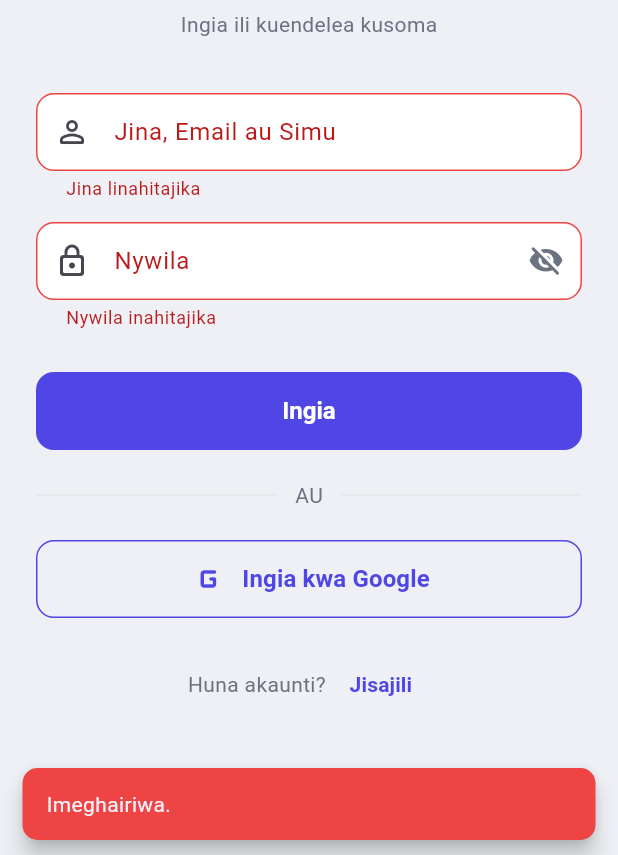
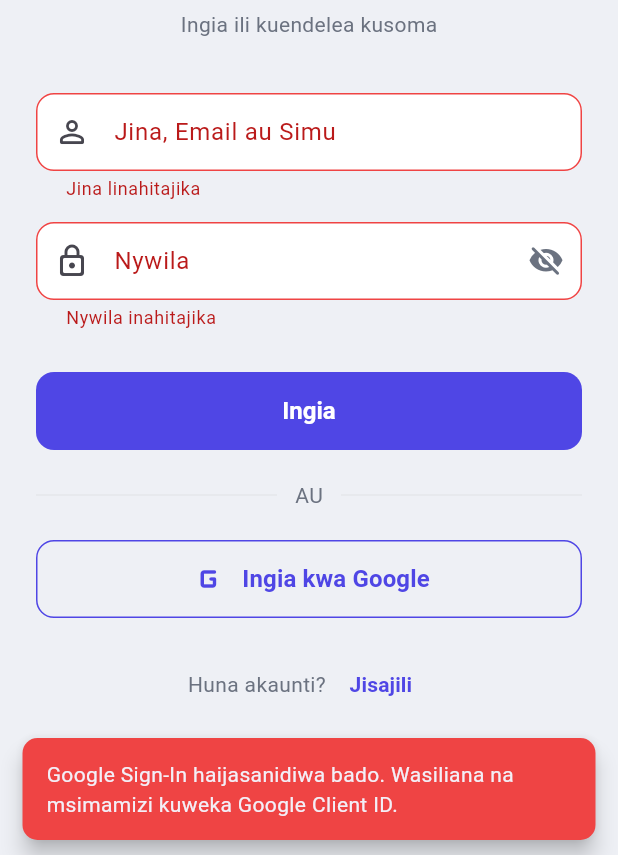
Before and after one commit to AdminSamwel/book_platform_project, a Flutter app: the screen it shows after launch, after a tap on "Ingia", after a tap on "Ingia kwa Google", on a phone screen of 412 x 824 dp, the part 381-1236 px from its top. Run offline on Flutter 3.47's test engine with Material 3 defaults, Android fonts, the phone set to English and light mode, and no system bars; our stand-ins replace app_links, audioplayers, file_picker, flutter_secure_storage, google_sign_in, share_plus and 2 more; missing offline and left inert: dart:js_interop, dart:ui_web.

Commit message:
Fix Google Sign-In: hide button on unsupported platforms, add clear errors
- auth_provider.dart: add isGoogleSignInSupported (Windows/Linux not supported
  by google_sign_in ^6) and isGoogleConfigured (checks placeholder client ID)
  before attempting Google auth; throw human-readable errors instead of
  MissingPluginException or cryptic platform errors
- login_screen.dart: hide Google button entirely on unsupported platforms
- register_screen.dart: hide Google button entirely on unsupported platforms

Co-Authored-By: Claude Sonnet 4.6 <noreply@anthropic.com>

```diff
--- a/book_app/lib/providers/auth_provider.dart
+++ b/book_app/lib/providers/auth_provider.dart
@@ -1,4 +1,4 @@
-import 'package:flutter/material.dart';
+import 'package:flutter/foundation.dart';
 import 'package:flutter_secure_storage/flutter_secure_storage.dart';
 import 'package:google_sign_in/google_sign_in.dart';
 import '../config/google_config.dart';
@@ -159,11 +159,37 @@ class AuthProvider with ChangeNotifier {
     }
   }
 
+  /// Rudisha true kama platform inasaidia Google Sign-In.
+  /// google_sign_in ^6 inasaidia: Android, iOS, macOS, Web.
+  /// Haifanyi kazi: Windows, Linux.
+  static bool get isGoogleSignInSupported {
+    if (kIsWeb) return true;
+    return defaultTargetPlatform == TargetPlatform.android ||
+        defaultTargetPlatform == TargetPlatform.iOS ||
+        defaultTargetPlatform == TargetPlatform.macOS;
+  }
+
+  /// Rudisha true kama Google OAuth Client ID imewekwa vizuri.
+  static bool get isGoogleConfigured =>
+      googleWebClientId.isNotEmpty &&
+      !googleWebClientId.startsWith('WEKA_') &&
+      googleWebClientId.contains('.apps.googleusercontent.com');
+
   /// Ingia/Jisajili kwa akaunti ya Google. [referredByBookId] (hiari) -
   /// kitabu kilichoshirikiwa (share) ambacho kilimleta mtumiaji huyu.
   Future<void> loginWithGoogle({int? referredByBookId}) async {
     _isLoading = true; notifyListeners();
     try {
+      if (!isGoogleSignInSupported) {
+        throw Exception(
+          'Google Sign-In haisaidiwi kwenye kifaa hiki. '
+          'Tafadhali tumia jina la mtumiaji na nywila.');
+      }
+      if (!isGoogleConfigured) {
+        throw Exception(
+          'Google Sign-In haijasanidiwa bado. '
+          'Wasiliana na msimamizi kuweka Google Client ID.');
+      }
       final googleSignIn = GoogleSignIn(serverClientId: googleWebClientId);
       final account = await googleSignIn.signIn();
       if (account == null) throw Exception('Imeghairiwa.');
--- a/book_app/lib/screens/login_screen.dart
+++ b/book_app/lib/screens/login_screen.dart
@@ -290,6 +290,7 @@ class _LoginScreenState extends State<LoginScreen> {
                   ),
           ),
           const SizedBox(height: 20),
+          if (AuthProvider.isGoogleSignInSupported) ...[
             Row(
               children: [
                 const Expanded(child: Divider()),
@@ -316,6 +317,7 @@ class _LoginScreenState extends State<LoginScreen> {
               ),
             ),
             const SizedBox(height: 20),
+          ],
           Row(
             mainAxisAlignment: MainAxisAlignment.center,
             children: [
--- a/book_app/lib/screens/register_screen.dart
+++ b/book_app/lib/screens/register_screen.dart
@@ -323,6 +323,7 @@ class _RegisterScreenState extends State<RegisterScreen> {
                       ),
                       const SizedBox(height: 20),
 
+                      if (AuthProvider.isGoogleSignInSupported) ...[
                         Row(
                           children: [
                             const Expanded(child: Divider()),
@@ -349,6 +350,7 @@ class _RegisterScreenState extends State<RegisterScreen> {
                           ),
                         ),
                         const SizedBox(height: 20),
+                      ],
 
                       Row(
                         mainAxisAlignment: MainAxisAlignment.center,
```
Lines whose indentation alone changed are shown as unchanged.
